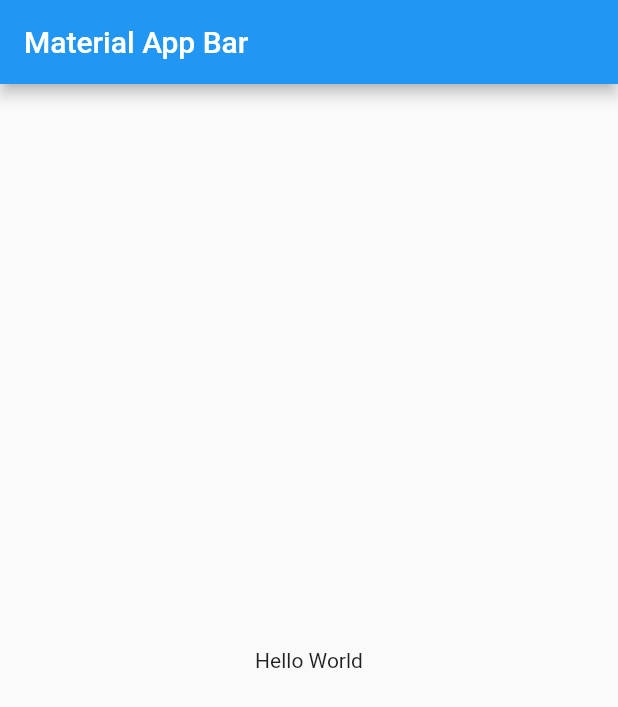
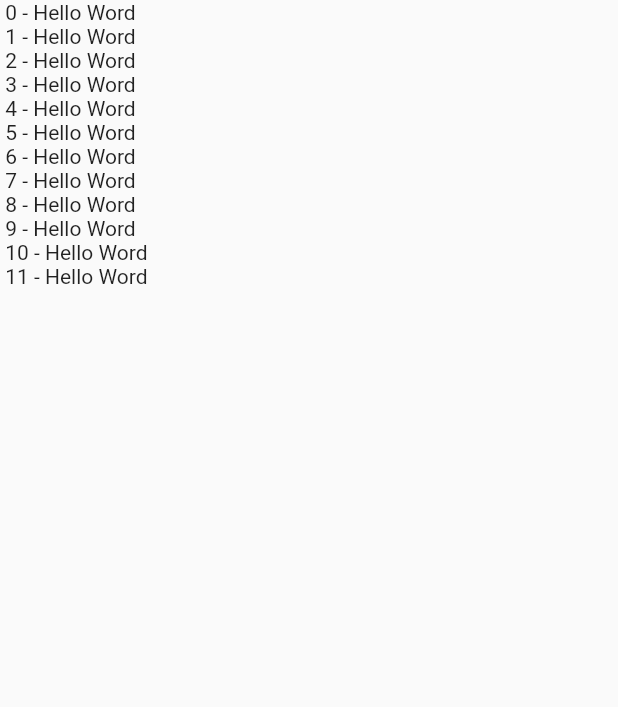
Before and after one commit to mario5698/S2AM, a Flutter app: the screen it shows after launch, on a phone screen of 412 x 824 dp. Shown: the top 707 px of the screen. Run offline on Flutter 3.47's test engine with Material 2 defaults, Android fonts, the phone set to English and light mode, and no system bars; statements that could not run were skipped.

Commit message:
first app

```diff
--- a/Dart/my_app/lib/main.dart
+++ b/Dart/my_app/lib/main.dart
@@ -6,17 +6,16 @@ class MyApp extends StatelessWidget {
   @override
   Widget build(BuildContext context) {
     return MaterialApp(
-      title: 'Material App',
-      home: Scaffold(
-        appBar: AppBar(
-          title: Text('Material App Bar'),
-        ),
-        body: Center(
-          child: Container(
-            child: Text('Hello World'),
+        title: 'Material App',
+        debugShowCheckedModeBanner: false,
+        home: Scaffold(
+            body: SafeArea(
+          bottom: false,
+          left: true,
+          child: ListView(
+            children: List.generate(
+                12, (i) => Text(' $i - Hello Word', style: estilo)),
           ),
-        ),
-      ),
-    );
+        )));
   }
 }
```
